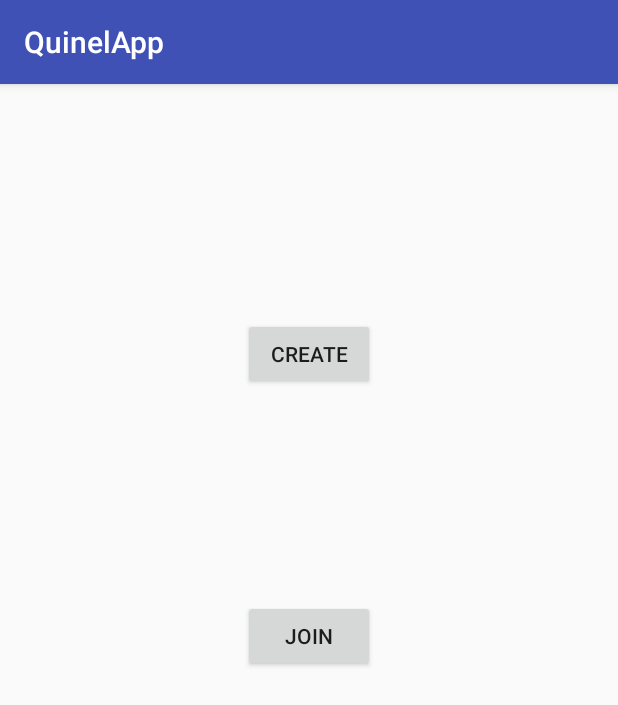
After one commit to Juanca17/QuinelApp, an Android app: the Lobby screen opened directly, with no data from a screen before it, on a phone screen of 412 x 824 dp. The commit adds this screen. Shown: the top 705 px of the screen. Run offline under Robolectric (Android 15) with nearby library versions, the phone set to English and light mode, and no system bars.

Commit message:
Activities and fragments created

```diff
--- a/app/src/main/AndroidManifest.xml
+++ b/app/src/main/AndroidManifest.xml
@@ -16,6 +16,7 @@
                 <category android:name="android.intent.category.LAUNCHER" />
             </intent-filter>
         </activity>
+        <activity android:name=".Lobby"></activity>
     </application>
 
 </manifest>
--- /dev/null
+++ b/app/src/main/java/moviles2018itesm/quinelapp/Lobby.java
@@ -0,0 +1,66 @@
+package moviles2018itesm.quinelapp;
+
+import android.app.FragmentManager;
+import android.app.FragmentTransaction;
+import android.content.Intent;
+import android.support.v7.app.AppCompatActivity;
+import android.os.Bundle;
+import android.widget.TextView;
+
+import org.w3c.dom.Text;
+
+public class Lobby extends AppCompatActivity {
+    private TextView userName;
+    private LobbyUnactive lobbyUnactive;
+    private LobbyActive lobbyActive;
+
+    private String userLoged, userLobby;
+    //private
+    @Override
+    protected void onCreate(Bundle savedInstanceState) {
+        super.onCreate(savedInstanceState);
+        setContentView(R.layout.activity_lobby);
+
+        //OBTENER EL NOMBRE DEL USUARIO LOGEADO
+        Intent intent = getIntent();
+        userLoged = intent.getStringExtra("user");
+
+        //BUSCAR SI EL USUARIO TIENE JUEGO ACTIVO EN FIREBASE
+            //HACER SHIT RARA AQUI
+        userLobby = "None"; //PONER AQUI EL RESULTADO DE LA BUSQUEDA
+
+        //Setting the userName with the user loged
+        userName = (TextView)findViewById(R.id.userName);
+        userName.setText(userLoged);
+
+        //Adding fragment from code
+        FragmentManager fm = getFragmentManager();
+        FragmentTransaction ft = fm.beginTransaction();
+
+        if (userLobby == "None") {
+            lobbyUnactive = new LobbyUnactive();
+            ft.add(R.id.lobbyContainer, lobbyUnactive, "lobbyUnactive");
+        }else {
+            lobbyActive = new LobbyActive();
+            ft.add(R.id.lobbyContainer, lobbyActive, "lobbyActive");
+        }
+        ft.commit();
+    }
+
+    //NO SE SI ESTO FUNCIONE
+    @Override
+    protected void onResume() {
+        super.onResume();
+        //AQUI QUIERO CAMBIAR DE FRAGMENTO
+        FragmentManager fm = getFragmentManager();
+        FragmentTransaction ft = fm.beginTransaction();
+        if (userLobby == "None"){
+            lobbyUnactive = new LobbyUnactive();
+            ft.replace(R.id.lobbyContainer, lobbyUnactive, "lobbyUnactiveResume");
+        }else {
+            lobbyActive = new LobbyActive();
+            ft.replace(R.id.lobbyContainer, lobbyActive, "lobbyActiveResume");
+        }
+
+    }
+}
--- /dev/null
+++ b/app/src/main/java/moviles2018itesm/quinelapp/LobbyUnactive.java
@@ -0,0 +1,54 @@
+package moviles2018itesm.quinelapp;
+
+
+import android.content.Intent;
+import android.os.Bundle;
+import android.app.Fragment;
+import android.view.LayoutInflater;
+import android.view.View;
+import android.view.ViewGroup;
+import android.widget.Button;
+import android.widget.Toast;
+
+
+/**
+ * A simple {@link Fragment} subclass.
+ */
+public class LobbyUnactive extends Fragment {
+
+    Button create, join;
+    public LobbyUnactive() {
+        // Required empty public constructor
+    }
+
+
+    @Override
+    public View onCreateView(LayoutInflater inflater, ViewGroup container,
+                             Bundle savedInstanceState) {
+        // Inflate the layout for this fragment
+        final View v = inflater.inflate(R.layout.fragment_lobby_unactive, container, false);
+        create = (Button)v.findViewById(R.id.create);
+        join = (Button)v.findViewById(R.id.join);
+
+        create.setOnClickListener(new View.OnClickListener() {
+            @Override
+            public void onClick(View view) {
+                //AUN FALTA REFERENCIAR A LA SIGUIENTE ACTIVIDAD
+                Intent intent = new Intent();//CLASE DE ACTIVIDAD DE CREAR AQUI)
+                startActivity(intent);
+            }
+        });
+
+        join.setOnClickListener(new View.OnClickListener() {
+            @Override
+            public void onClick(View view) {
+                //AUN FALTA REFERENCIAR A LA SIGUIENTE ACTIVIDAD
+                Intent intent = new Intent();//CLASE DE ACTIVIDAD DE UNIRSE AQUI)
+                startActivity(intent);
+            }
+        });
+
+        return v;
+    }
+
+}
--- /dev/null
+++ b/app/src/main/res/layout/activity_lobby.xml
@@ -0,0 +1,29 @@
+<?xml version="1.0" encoding="utf-8"?>
+<RelativeLayout xmlns:android="http://schemas.android.com/apk/res/android"
+    xmlns:app="http://schemas.android.com/apk/res-auto"
+    xmlns:tools="http://schemas.android.com/tools"
+    android:layout_width="match_parent"
+    android:layout_height="match_parent"
+    tools:context="moviles2018itesm.quinelapp.Lobby">
+
+    <TextView
+        android:id="@+id/userName"
+        android:layout_width="wrap_content"
+        android:layout_height="25dp"
+        android:layout_alignParentTop="true"
+        android:layout_centerHorizontal="true"
+        android:layout_marginTop="11dp"
+        android:text="User Name Here"
+        tools:layout_editor_absoluteX="141dp"
+        tools:layout_editor_absoluteY="16dp" />
+
+    <RelativeLayout
+        android:id="@+id/lobbyContainer"
+        android:layout_width="match_parent"
+        android:layout_height="match_parent"
+        android:layout_alignParentStart="true"
+        android:layout_below="@+id/userName"
+        android:layout_marginTop="13dp">
+
+    </RelativeLayout>
+</RelativeLayout>
--- /dev/null
+++ b/app/src/main/res/layout/fragment_lobby_unactive.xml
@@ -0,0 +1,27 @@
+<RelativeLayout xmlns:android="http://schemas.android.com/apk/res/android"
+    xmlns:tools="http://schemas.android.com/tools"
+    android:layout_width="match_parent"
+    android:layout_height="match_parent"
+    tools:context="moviles2018itesm.quinelapp.LobbyUnactive">
+
+    <!-- TODO: Update blank fragment layout -->
+
+    <Button
+        android:id="@+id/create"
+        android:layout_width="wrap_content"
+        android:layout_height="wrap_content"
+        android:layout_alignParentTop="true"
+        android:layout_centerHorizontal="true"
+        android:layout_marginTop="106dp"
+        android:text="Create" />
+
+    <Button
+        android:id="@+id/join"
+        android:layout_width="wrap_content"
+        android:layout_height="wrap_content"
+        android:layout_alignEnd="@+id/create"
+        android:layout_below="@+id/create"
+        android:layout_marginTop="140dp"
+        android:text="Join" />
+
+</RelativeLayout>
--- a/app/src/main/res/values/strings.xml
+++ b/app/src/main/res/values/strings.xml
@@ -1,3 +1,6 @@
 <resources>
     <string name="app_name">QuinelApp</string>
+
+    <!-- TODO: Remove or change this placeholder text -->
+    <string name="hello_blank_fragment">Hello blank fragment</string>
 </resources>
```
Also changed, not shown: app/src/main/java/moviles2018itesm/quinelapp/LobbyActive.java (added, +81 -0 lines), app/src/main/res/layout/fragment_lobby_active.xml (added, +75 -0 lines), 13 other files.
